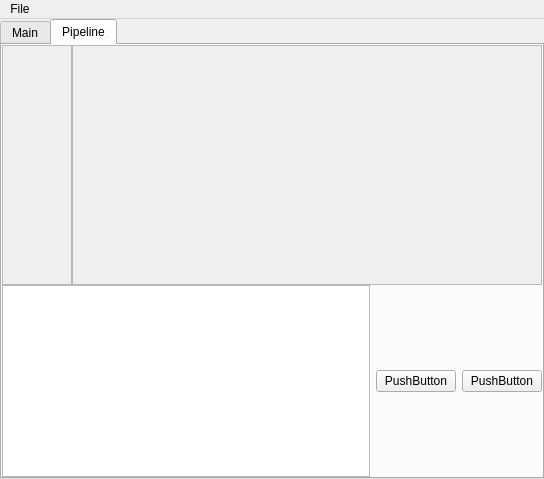
Qt form hedgehog/mainwindow.ui (wellcome2AD/hedgehog) before a commit.
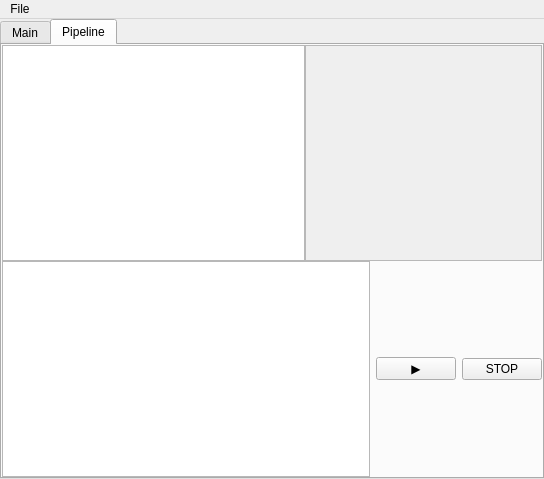
The same form after that commit. Custom widgets are drawn as their Qt base class.

Commit message: add list of blocks

```diff
--- a/hedgehog/mainwindow.ui
+++ b/hedgehog/mainwindow.ui
@@ -20,7 +20,7 @@
    <string>Hedgehog</string>
   </property>
   <widget class="QWidget" name="centralwidget">
-   <layout class="QGridLayout" name="gridLayout_4">
+   <layout class="QGridLayout" name="gridLayout_3">
     <property name="leftMargin">
      <number>0</number>
     </property>
@@ -33,6 +33,9 @@
     <property name="bottomMargin">
      <number>0</number>
     </property>
+    <property name="spacing">
+     <number>0</number>
+    </property>
     <item row="0" column="0">
      <widget class="QTabWidget" name="tabWidget">
       <property name="currentIndex">
@@ -285,7 +288,7 @@
        <attribute name="title">
         <string>Pipeline</string>
        </attribute>
-       <layout class="QGridLayout" name="gridLayout_3">
+       <layout class="QGridLayout" name="gridLayout_4">
         <property name="leftMargin">
          <number>0</number>
         </property>
@@ -303,12 +306,6 @@
         </property>
         <item row="0" column="0">
          <widget class="QSplitter" name="splitter_5">
-          <property name="sizePolicy">
-           <sizepolicy hsizetype="Preferred" vsizetype="Expanding">
-            <horstretch>0</horstretch>
-            <verstretch>0</verstretch>
-           </sizepolicy>
-          </property>
           <property name="orientation">
            <enum>Qt::Vertical</enum>
           </property>
@@ -316,43 +313,27 @@
            <number>0</number>
           </property>
           <widget class="QSplitter" name="splitter_4">
-           <property name="sizePolicy">
-            <sizepolicy hsizetype="Expanding" vsizetype="Preferred">
-             <horstretch>0</horstretch>
-             <verstretch>250</verstretch>
-            </sizepolicy>
-           </property>
            <property name="orientation">
             <enum>Qt::Horizontal</enum>
            </property>
            <property name="handleWidth">
             <number>0</number>
            </property>
-           <widget class="QScrollArea" name="scrollArea_2">
+           <property name="childrenCollapsible">
+            <bool>false</bool>
+           </property>
+           <widget class="QListView" name="listView">
             <property name="sizePolicy">
              <sizepolicy hsizetype="Expanding" vsizetype="Expanding">
-              <horstretch>0</horstretch>
-              <verstretch>0</verstretch>
+              <horstretch>1</horstretch>
+              <verstretch>1</verstretch>
              </sizepolicy>
             </property>
-            <property name="widgetResizable">
-             <bool>true</bool>
-            </property>
-            <widget class="QWidget" name="scrollAreaWidgetContents_2">
-             <property name="geometry">
-              <rect>
-               <x>0</x>
-               <y>0</y>
-               <width>69</width>
-               <height>236</height>
-              </rect>
-             </property>
-            </widget>
            </widget>
            <widget class="QScrollArea" name="scrollArea">
             <property name="sizePolicy">
              <sizepolicy hsizetype="Expanding" vsizetype="Expanding">
-              <horstretch>100</horstretch>
+              <horstretch>200</horstretch>
               <verstretch>0</verstretch>
              </sizepolicy>
             </property>
@@ -364,29 +345,41 @@
               <rect>
                <x>0</x>
                <y>0</y>
-               <width>465</width>
-               <height>236</height>
+               <width>462</width>
+               <height>213</height>
               </rect>
              </property>
+             <property name="sizePolicy">
+              <sizepolicy hsizetype="Expanding" vsizetype="Expanding">
+               <horstretch>200</horstretch>
+               <verstretch>0</verstretch>
+              </sizepolicy>
+             </property>
             </widget>
            </widget>
           </widget>
-          <widget class="QWidget" name="">
+          <widget class="QWidget" name="layoutWidget">
            <layout class="QHBoxLayout" name="horizontalLayout_5">
             <item>
              <widget class="QTextEdit" name="textEdit_3"/>
             </item>
             <item>
              <widget class="QPushButton" name="pushButton_3">
+              <property name="sizePolicy">
+               <sizepolicy hsizetype="Minimum" vsizetype="Fixed">
+                <horstretch>0</horstretch>
+                <verstretch>0</verstretch>
+               </sizepolicy>
+              </property>
               <property name="text">
-               <string>PushButton</string>
+               <string>▶</string>
               </property>
              </widget>
             </item>
             <item>
              <widget class="QPushButton" name="pushButton_4">
               <property name="text">
-               <string>PushButton</string>
+               <string>STOP</string>
               </property>
              </widget>
             </item>
```
Left out of the diff: 3 changed lines with no effect on the pictures. The commit also changes 3 other files.
